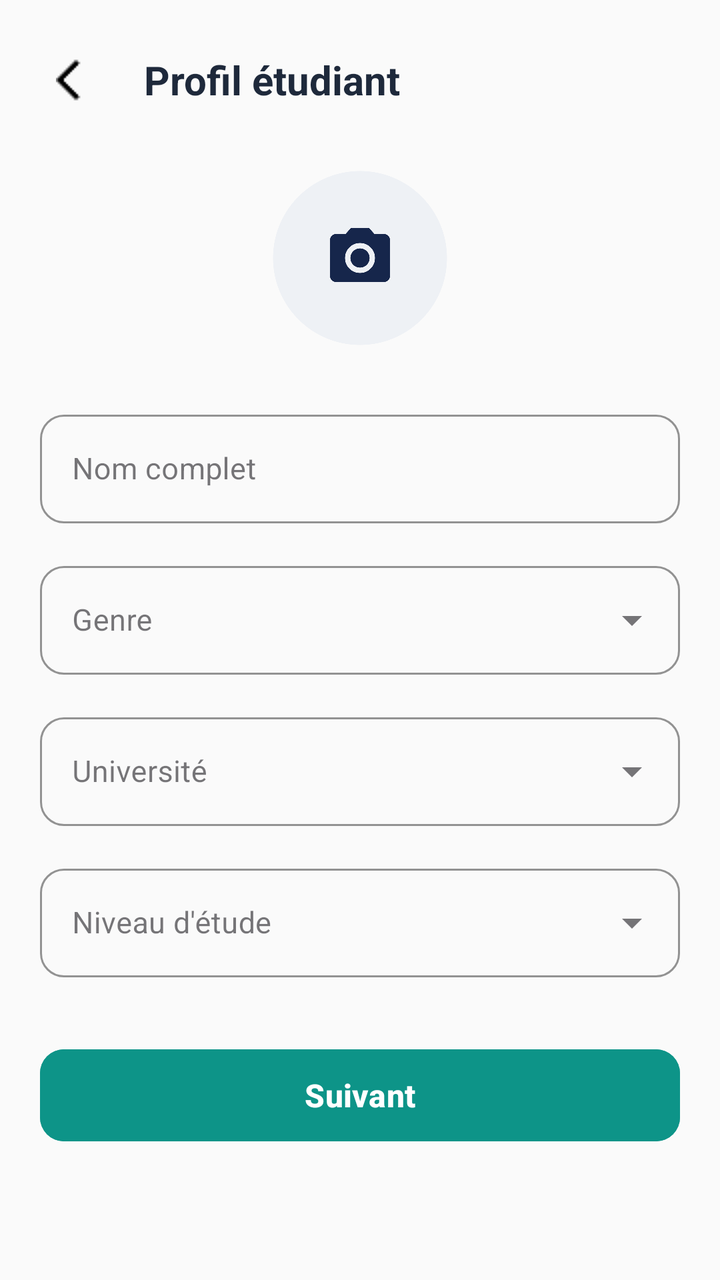
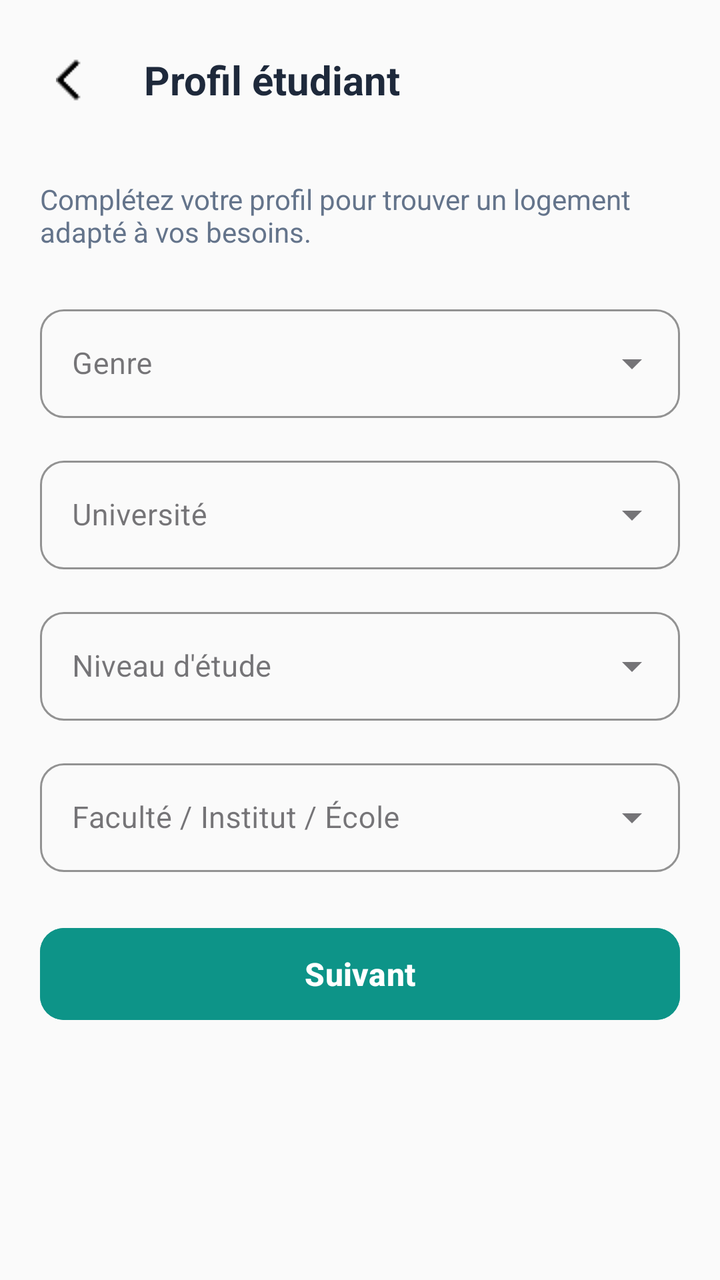

An Android layout rendered at two revisions. The XML below is the earlier revision; the diff shows what the commit changed to produce the second picture.
<!-- AndroidManifest.xml: application theme Theme.DIAR -->
<!-- res/layout/interface5.xml -->
<?xml version="1.0" encoding="utf-8"?>
<ScrollView xmlns:android="http://schemas.android.com/apk/res/android"
    xmlns:app="http://schemas.android.com/apk/res-auto"
    xmlns:tools="http://schemas.android.com/tools"
    android:layout_width="match_parent"
    android:layout_height="match_parent"
    android:fillViewport="true"
    android:background="#FAFAFA">

    <LinearLayout
        android:layout_width="match_parent"
        android:layout_height="wrap_content"
        android:orientation="vertical"
        android:padding="20dp">

        
        <LinearLayout
            android:layout_width="match_parent"
            android:layout_height="wrap_content"
            android:gravity="center_vertical"
            android:orientation="horizontal"
            android:layout_marginBottom="24dp">

            <ImageButton
                android:id="@+id/btnBack"
                android:layout_width="40dp"
                android:layout_height="40dp"
                android:background="?attr/selectableItemBackgroundBorderless"
                android:contentDescription="Retour"
                android:src="@drawable/arrow_back" />

            <TextView
                android:layout_width="wrap_content"
                android:layout_height="wrap_content"
                android:layout_marginStart="12dp"
                android:text="Profil étudiant"
                android:textColor="#1E293B"
                android:textSize="20sp"
                android:textStyle="bold" />
        </LinearLayout>

        
        <FrameLayout
            android:layout_width="wrap_content"
            android:layout_height="wrap_content"
            android:layout_gravity="center_horizontal"
            android:layout_marginBottom="28dp">

            <ImageView
                android:id="@+id/imageView"
                android:layout_width="90dp"
                android:layout_height="90dp"
                android:scaleType="centerCrop"
                app:srcCompat="@drawable/icon_camera_profil" />

        </FrameLayout>

        
        <com.google.android.material.textfield.TextInputLayout
            style="@style/Widget.MaterialComponents.TextInputLayout.OutlinedBox"
            android:layout_width="match_parent"
            android:layout_height="wrap_content"
            android:layout_marginBottom="16dp"
            android:hint="Nom complet"
            app:boxCornerRadiusBottomEnd="12dp"
            app:boxCornerRadiusBottomStart="12dp"
            app:boxCornerRadiusTopEnd="12dp"
            app:boxCornerRadiusTopStart="12dp"
            app:boxStrokeColor="#E2E8F0"
            app:hintTextColor="#64748B">

            <com.google.android.material.textfield.TextInputEditText
                android:id="@+id/etNomComplet"
                android:layout_width="match_parent"
                android:layout_height="wrap_content"
                android:inputType="textPersonName"
                android:textColor="#1E293B"
                android:textSize="15sp" />
        </com.google.android.material.textfield.TextInputLayout>

        
        <com.google.android.material.textfield.TextInputLayout
            style="@style/Widget.MaterialComponents.TextInputLayout.OutlinedBox.ExposedDropdownMenu"
            android:layout_width="match_parent"
            android:layout_height="wrap_content"
            android:layout_marginBottom="16dp"
            android:hint="Genre"
            app:boxCornerRadiusBottomEnd="12dp"
            app:boxCornerRadiusBottomStart="12dp"
            app:boxCornerRadiusTopEnd="12dp"
            app:boxCornerRadiusTopStart="12dp"
            app:boxStrokeColor="#0D9488"
            app:hintTextColor="#0D9488">

            <AutoCompleteTextView
                android:id="@+id/spinnerGenre"
                android:layout_width="match_parent"
                android:layout_height="wrap_content"
                android:inputType="none"
                android:colorControlHighlight="@android:color/transparent"
                android:textColor="#1E293B"
                android:textSize="15sp" />
        </com.google.android.material.textfield.TextInputLayout>

        
        <com.google.android.material.textfield.TextInputLayout
            style="@style/Widget.MaterialComponents.TextInputLayout.OutlinedBox.ExposedDropdownMenu"
            android:layout_width="match_parent"
            android:layout_height="wrap_content"
            android:layout_marginBottom="16dp"
            android:hint="Université"
            app:boxCornerRadiusBottomEnd="12dp"
            app:boxCornerRadiusBottomStart="12dp"
            app:boxCornerRadiusTopEnd="12dp"
            app:boxCornerRadiusTopStart="12dp"
            app:boxStrokeColor="#0D9488"
            app:hintTextColor="#0D9488">

            <AutoCompleteTextView
                android:id="@+id/spinnerUniversite"
                android:layout_width="match_parent"
                android:layout_height="wrap_content"
                android:inputType="none"
                android:textColor="#1E293B"
                android:textSize="15sp" />
        </com.google.android.material.textfield.TextInputLayout>

        

        
        <com.google.android.material.textfield.TextInputLayout
            style="@style/Widget.MaterialComponents.TextInputLayout.OutlinedBox.ExposedDropdownMenu"
            android:layout_width="match_parent"
            android:layout_height="wrap_content"
            android:layout_marginBottom="16dp"
            android:hint="Niveau d'étude"
            app:boxCornerRadiusBottomEnd="12dp"
            app:boxCornerRadiusBottomStart="12dp"
            app:boxCornerRadiusTopEnd="12dp"
            app:boxCornerRadiusTopStart="12dp"
            app:boxStrokeColor="#0D9488"
            app:hintTextColor="#0D9488">

            <AutoCompleteTextView
                android:id="@+id/spinnerNiveau"
                android:layout_width="match_parent"
                android:layout_height="wrap_content"
                android:inputType="none"
                android:textColor="#1E293B"
                android:textSize="15sp" />
        </com.google.android.material.textfield.TextInputLayout>

        
        <com.google.android.material.textfield.TextInputLayout
            style="@style/Widget.MaterialComponents.TextInputLayout.OutlinedBox"
            android:layout_width="match_parent"
            android:layout_height="wrap_content"
            android:layout_marginBottom="16dp"
            android:hint="Budget maximal (DT/mois)"
            app:boxCornerRadiusBottomEnd="12dp"
            app:boxCornerRadiusBottomStart="12dp"
            app:boxCornerRadiusTopEnd="12dp"
            app:boxCornerRadiusTopStart="12dp"
            app:boxStrokeColor="#E2E8F0"/>

        

        
        <com.google.android.material.button.MaterialButton
            android:id="@+id/btnSuivant"
            android:layout_width="match_parent"
            android:layout_height="54dp"
            android:backgroundTint="#0D9488"
            android:text="Suivant"
            android:textAllCaps="false"
            android:textColor="#FFFFFF"
            android:textSize="16sp"
            android:textStyle="bold"
            app:cornerRadius="12dp"
            app:elevation="0dp" />

    </LinearLayout>
</ScrollView>
<!-- resources referenced by this layout -->
<resources>
  <!-- drawable arrow_back: png bitmap (drawable, 236 bytes) -->
  <!-- drawable icon_camera_profil: png bitmap (drawable, 44237 bytes) -->
  <style name="Theme.DIAR" parent="Base.Theme.DIAR" />
  <style name="Base.Theme.DIAR" parent="Theme.Material3.DayNight.NoActionBar">
          
          
      </style>
</resources>

<!-- the commit's change to res/layout/interface5.xml (unified diff, before → after) -->
@@ -1,7 +1,6 @@
 <?xml version="1.0" encoding="utf-8"?>
 <ScrollView xmlns:android="http://schemas.android.com/apk/res/android"
     xmlns:app="http://schemas.android.com/apk/res-auto"
-    xmlns:tools="http://schemas.android.com/tools"
     android:layout_width="match_parent"
     android:layout_height="match_parent"
     android:fillViewport="true"
@@ -19,7 +18,7 @@
             android:layout_height="wrap_content"
             android:gravity="center_vertical"
             android:orientation="horizontal"
-            android:layout_marginBottom="24dp">
+            android:layout_marginBottom="30dp">
 
             <ImageButton
                 android:id="@+id/btnBack"
@@ -40,43 +39,13 @@
         </LinearLayout>
 
         
-        <FrameLayout
-            android:layout_width="wrap_content"
-            android:layout_height="wrap_content"
-            android:layout_gravity="center_horizontal"
-            android:layout_marginBottom="28dp">
-
-            <ImageView
-                android:id="@+id/imageView"
-                android:layout_width="90dp"
-                android:layout_height="90dp"
-                android:scaleType="centerCrop"
-                app:srcCompat="@drawable/icon_camera_profil" />
-
-        </FrameLayout>
-
-        
-        <com.google.android.material.textfield.TextInputLayout
-            style="@style/Widget.MaterialComponents.TextInputLayout.OutlinedBox"
+        <TextView
             android:layout_width="match_parent"
             android:layout_height="wrap_content"
-            android:layout_marginBottom="16dp"
-            android:hint="Nom complet"
-            app:boxCornerRadiusBottomEnd="12dp"
-            app:boxCornerRadiusBottomStart="12dp"
-            app:boxCornerRadiusTopEnd="12dp"
-            app:boxCornerRadiusTopStart="12dp"
-            app:boxStrokeColor="#E2E8F0"
-            app:hintTextColor="#64748B">
-
-            <com.google.android.material.textfield.TextInputEditText
-                android:id="@+id/etNomComplet"
-                android:layout_width="match_parent"
-                android:layout_height="wrap_content"
-                android:inputType="textPersonName"
-                android:textColor="#1E293B"
-                android:textSize="15sp" />
-        </com.google.android.material.textfield.TextInputLayout>
+            android:text="Complétez votre profil pour trouver un logement adapté à vos besoins."
+            android:textColor="#64748B"
+            android:textSize="14sp"
+            android:layout_marginBottom="24dp" />
 
         
         <com.google.android.material.textfield.TextInputLayout
@@ -97,7 +66,6 @@
                 android:layout_width="match_parent"
                 android:layout_height="wrap_content"
                 android:inputType="none"
-                android:colorControlHighlight="@android:color/transparent"
                 android:textColor="#1E293B"
                 android:textSize="15sp" />
         </com.google.android.material.textfield.TextInputLayout>
@@ -126,8 +94,6 @@
         </com.google.android.material.textfield.TextInputLayout>
 
         
-
-        
         <com.google.android.material.textfield.TextInputLayout
             style="@style/Widget.MaterialComponents.TextInputLayout.OutlinedBox.ExposedDropdownMenu"
             android:layout_width="match_parent"
@@ -152,18 +118,26 @@
 
         
         <com.google.android.material.textfield.TextInputLayout
-            style="@style/Widget.MaterialComponents.TextInputLayout.OutlinedBox"
+            style="@style/Widget.MaterialComponents.TextInputLayout.OutlinedBox.ExposedDropdownMenu"
             android:layout_width="match_parent"
             android:layout_height="wrap_content"
-            android:layout_marginBottom="16dp"
-            android:hint="Budget maximal (DT/mois)"
+            android:layout_marginBottom="24dp"
+            android:hint="Faculté / Institut / École"
             app:boxCornerRadiusBottomEnd="12dp"
             app:boxCornerRadiusBottomStart="12dp"
             app:boxCornerRadiusTopEnd="12dp"
             app:boxCornerRadiusTopStart="12dp"
-            app:boxStrokeColor="#E2E8F0"/>
+            app:boxStrokeColor="#0D9488"
+            app:hintTextColor="#0D9488">
 
-        
+            <AutoCompleteTextView
+                android:id="@+id/spinnerFaculte"
+                android:layout_width="match_parent"
+                android:layout_height="wrap_content"
+                android:inputType="none"
+                android:textColor="#1E293B"
+                android:textSize="15sp" />
+        </com.google.android.material.textfield.TextInputLayout>
 
         
         <com.google.android.material.button.MaterialButton
<!-- resource entries referenced after the edit -->
@@ -1,7 +1,6 @@
 <!-- resources referenced by this layout -->
 <resources>
   <!-- drawable arrow_back: png bitmap (drawable, 236 bytes) -->
-  <!-- drawable icon_camera_profil: png bitmap (drawable, 44237 bytes) -->
   <style name="Theme.DIAR" parent="Base.Theme.DIAR" />
   <style name="Base.Theme.DIAR" parent="Theme.Material3.DayNight.NoActionBar">
           
